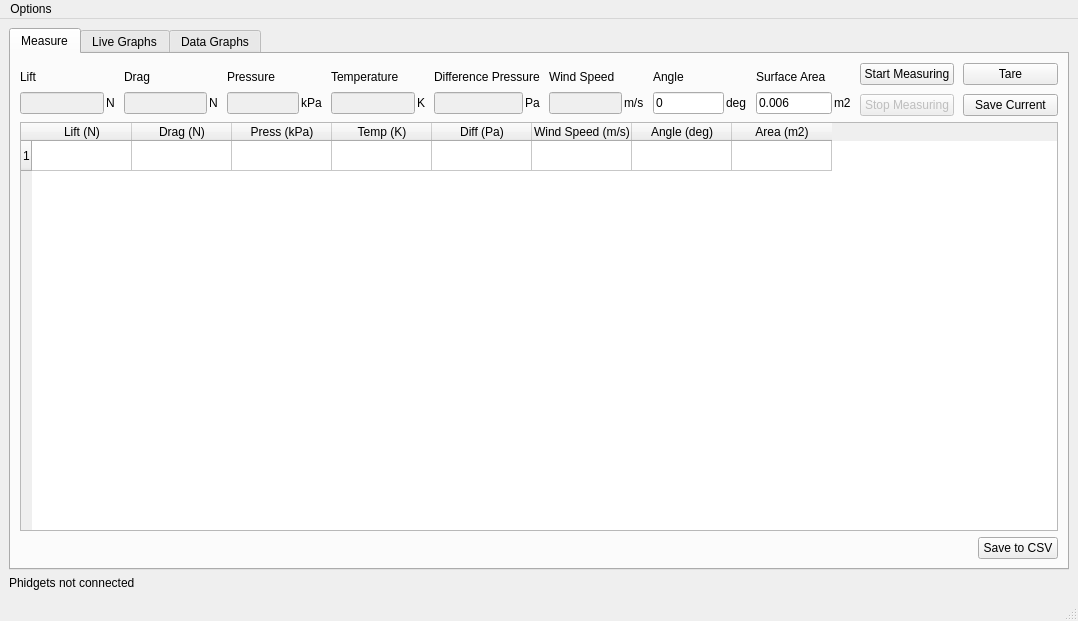
The window that ui/main.ui (KasperVaessen/WindReader) describes before a commit, drawn with Qt 5.
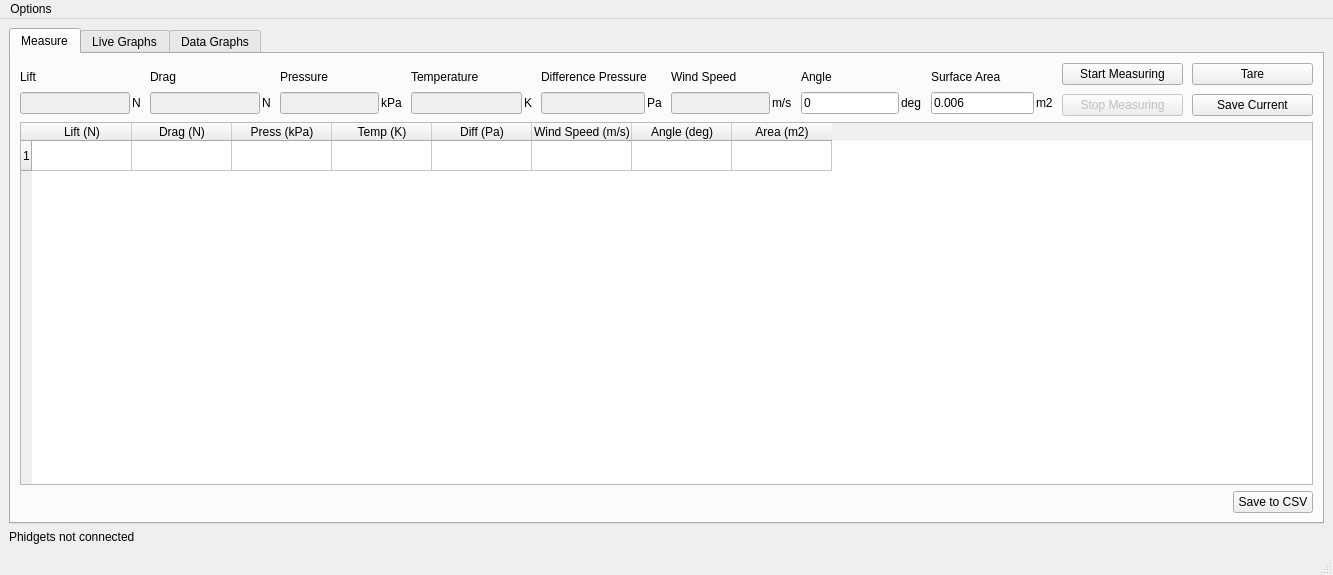
The same window after the commit. Custom widgets are drawn as their Qt base class.

Commit message: increased standard size

What changed in the file:
```diff
--- a/ui/main.ui
+++ b/ui/main.ui
@@ -6,8 +6,8 @@
    <rect>
     <x>0</x>
     <y>0</y>
-    <width>1078</width>
-    <height>621</height>
+    <width>1333</width>
+    <height>575</height>
    </rect>
   </property>
   <property name="windowTitle">
@@ -576,7 +576,7 @@
     <rect>
      <x>0</x>
      <y>0</y>
-     <width>1078</width>
+     <width>1333</width>
      <height>22</height>
     </rect>
    </property>
```
The commit also changes 1 other file.
